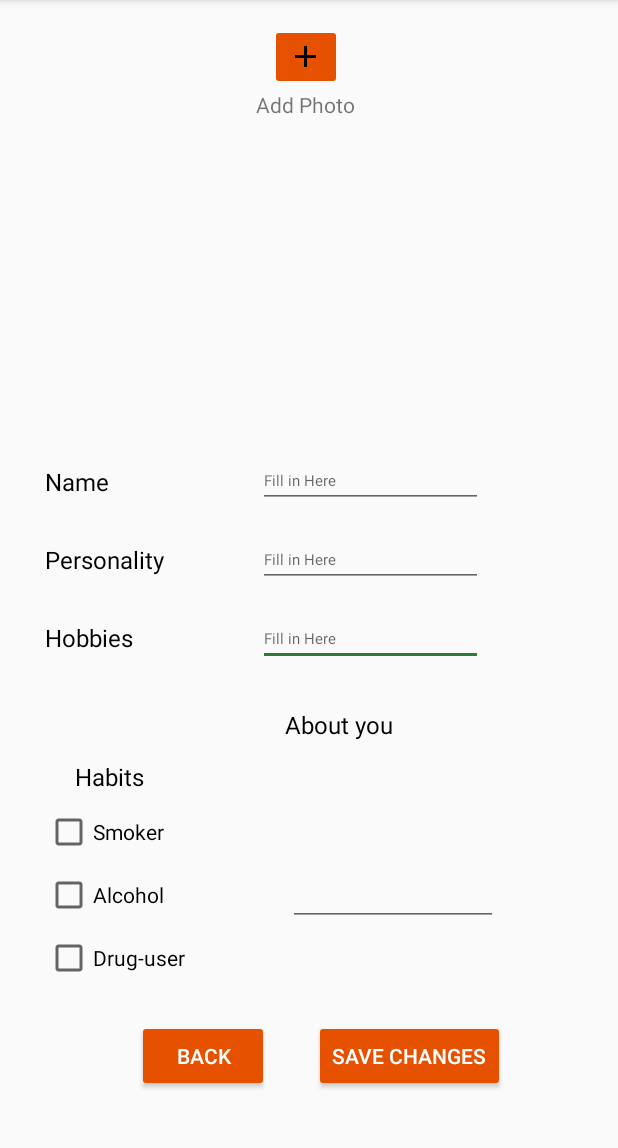
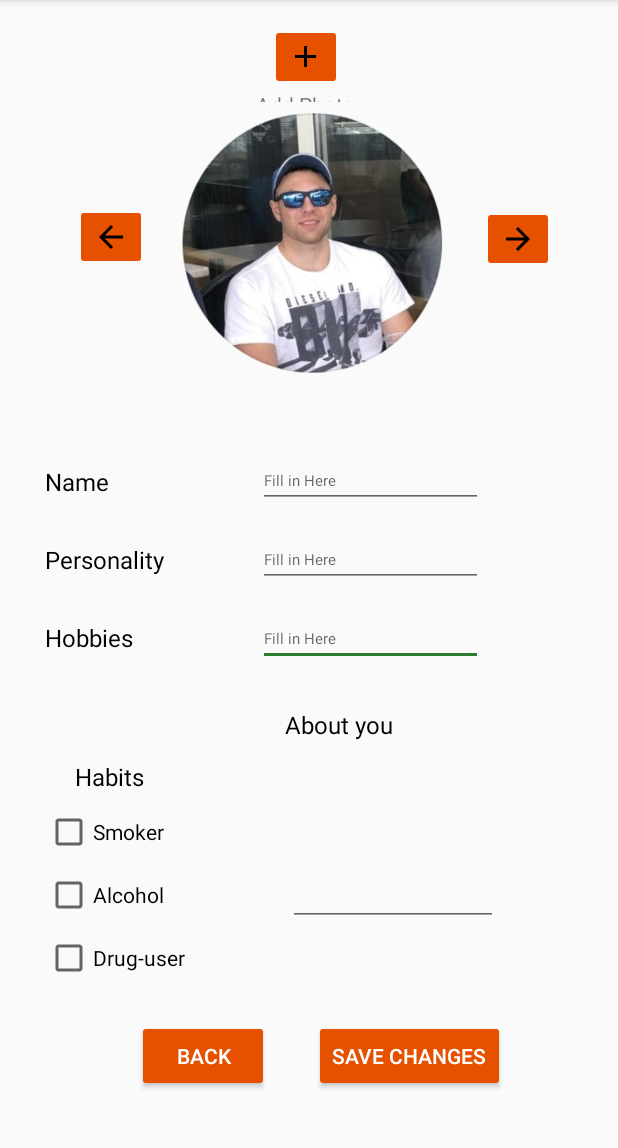
Before and after one commit to nickedchen/Grandfinder, an Android app: the CreateBio screen opened directly, with no data from a screen before it, on a phone screen of 412 x 824 dp, the part 84-1232 px from its top. Run offline under Robolectric (Android 15) with nearby library versions, the phone set to English and light mode, and no system bars; our stand-ins replace Firebase (no records; nobody signed in at launch, a user with empty details on screens opened directly).

Commit message:
updated createbio with images

```diff
--- a/app/src/main/res/layout/activity_create_bio.xml
+++ b/app/src/main/res/layout/activity_create_bio.xml
@@ -193,4 +193,38 @@
         app:layout_constraintEnd_toEndOf="parent"
         app:layout_constraintTop_toBottomOf="@+id/textView5" />
 
+    <ImageView
+        android:id="@+id/imageView"
+        android:layout_width="188dp"
+        android:layout_height="183dp"
+        android:layout_marginTop="68dp"
+        android:layout_marginEnd="22dp"
+        app:layout_constraintEnd_toStartOf="@+id/imageButton"
+        app:layout_constraintTop_toTopOf="parent"
+        app:srcCompat="@drawable/mete1" />
+
+    <ImageButton
+        android:id="@+id/imageButton"
+        android:layout_width="wrap_content"
+        android:layout_height="wrap_content"
+        android:layout_marginStart="22dp"
+        android:layout_marginTop="58dp"
+        android:onClick="next"
+        app:layout_constraintStart_toEndOf="@+id/imageView"
+        app:layout_constraintTop_toBottomOf="@+id/textView5"
+        app:srcCompat="@drawable/ic_baseline_arrow_forward_24" />
+
+    <ImageButton
+        android:id="@+id/imageButton2"
+        android:layout_width="wrap_content"
+        android:layout_height="wrap_content"
+        android:layout_marginStart="50dp"
+        android:layout_marginTop="136dp"
+        android:layout_marginEnd="13dp"
+        android:onClick="previous"
+        app:layout_constraintEnd_toStartOf="@+id/imageView"
+        app:layout_constraintStart_toStartOf="parent"
+        app:layout_constraintTop_toTopOf="parent"
+        app:srcCompat="@drawable/ic_baseline_arrow_back_24" />
+
 </androidx.constraintlayout.widget.ConstraintLayout>
```
Also changed, not shown: app/src/main/java/com/google/firebase/codelab/grandfinder/CreateBio.java (+29 -3 lines), app/src/main/res/drawable/mete1.jpeg (added), app/src/main/res/drawable/mete2.jpeg (added), app/src/main/res/drawable/mete3.jpeg (added).
